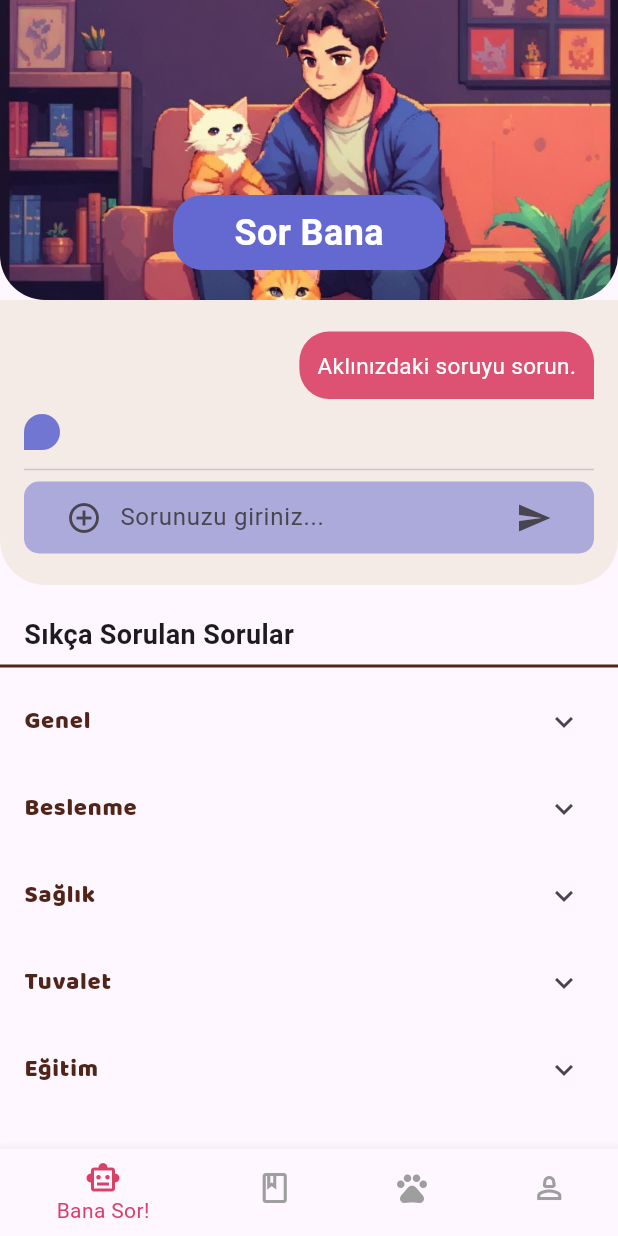
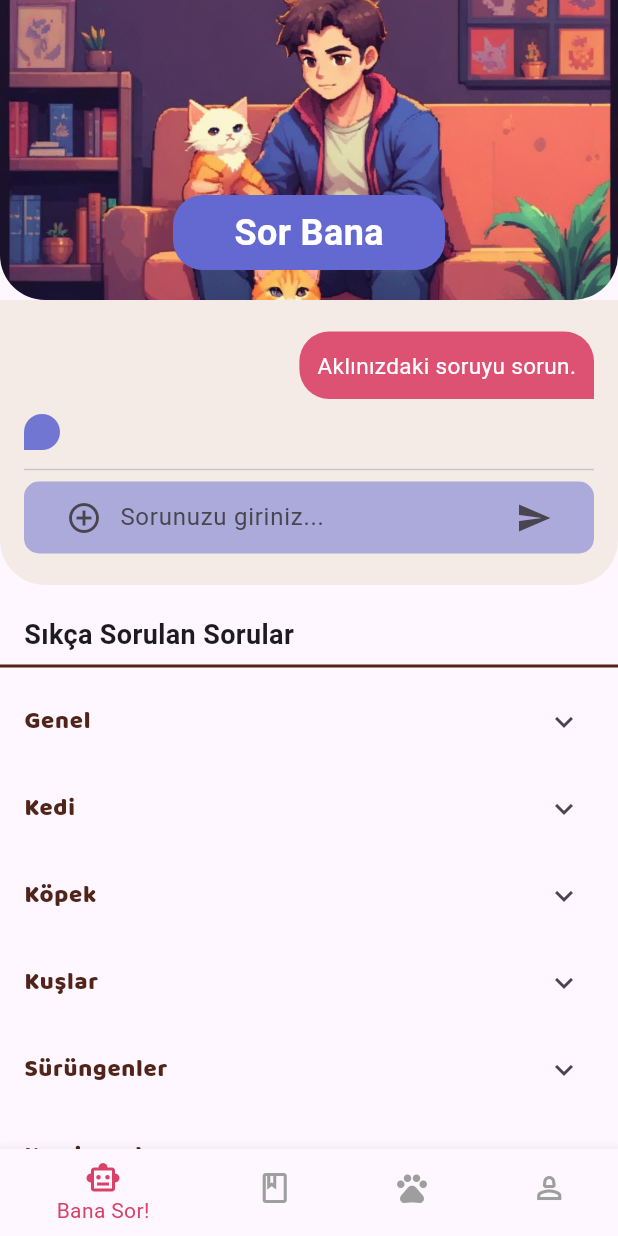
Before and after one commit to Dsoylular/bootcampGoogle, a Flutter app: the screen it shows once a user with an empty profile is signed in, after a tap on "Aklınızdaki soruyu sorun.", after a tap on the "send" icon, on a phone screen of 412 x 824 dp. Run offline on Flutter 3.47's test engine with Material 3 defaults, Android fonts, the phone set to English and light mode, and no system bars; drawn by our look-alikes of flutter_markdown; our stand-ins replace cloud_firestore, firebase_auth, firebase_core, firebase_storage, fl_chart, flutter_dotenv and 3 more; accounts and stored records are empty; network calls fail.

Commit message:
Small changes

```diff
--- a/lib/MainPage.dart
+++ b/lib/MainPage.dart
@@ -204,11 +204,65 @@ class _MainPageState extends State<MainPage> {
   }
   Widget _buildFaqSection() {
     final faqs = {
-      "Genel": ["Can you help me set up a virtual pet sitter and suggest a product that can give treats to my dog while I'm at work?", "Based on my active lifestyle, apartment living, and preference for medium-sized dogs, can you suggest some breeds that might be a good fit for me?"],
-      "Beslenme": ["I have a Labrador Retriever. Can you help me create a balanced diet plan for her?", "What do tarantulas eat?"],
-      "Sağlık": ["My cat has been sneezing a lot lately. What could be the cause, and should I be worried?", "How can I help my rescue dog overcome his fear of thunderstorms?", "Give me step-by-step instructions for handling [pet injury] before I can reach a vet."],
-      "Tuvalet": ["Tuvalet soru 1", "Tuvalet soru 2"],
-      "Eğitim": ["Can you help me create a training plan to teach my dog to come when called?", "My new kitten is shy around strangers. How can I help her become more social?", "Suggest an interactive game that my cat would enjoy playing."]
+      'Genel': [
+        "Hangi aşıları yaptırmalıyım ve aşı takvimi nedir?",
+        "Parazitlerden korunma için hangi ilaçları kullanmalıyım?",
+        "Kısırlaştırma operasyonunun faydaları ve riskleri nelerdir?",
+        "Evcil hayvanımı ne sıklıkla sağlık kontrolüne götürmeliyim?",
+        "Hangi belirtiler acil veteriner müdahalesi gerektirir?",
+        "Evcil hayvanımda alerji belirtileri var, ne yapmalıyım?",
+        "Evcil hayvanımın kilosunu nasıl ideal seviyede tutabilirim?",
+        "Evcil hayvanım için yeterli egzersiz nasıl sağlanır?"
+      ],
+      'Kedi': [
+        "Kedimin sağlıklı bir diyet için nelere ihtiyacı var?",
+        "Kedim neden tüylerini yutuyor ve kusuyor?",
+        "Kedimin tırnak bakımı nasıl yapılmalıdır?",
+        "Kedimin tuvalet eğitimi nasıl sağlanır?",
+        "Kedim neden mobilyaları tırmalıyor ve nasıl önleyebilirim?"
+      ],
+      'Köpek': [
+        "Köpeğim için en uygun beslenme planı nedir?",
+        "Köpeğimin diş sağlığını nasıl koruyabilirim?",
+        "Köpeğimin sosyalleşmesi için neler yapmalıyım?",
+        "Köpeğimi yürüyüşe ne sıklıkla çıkarmalıyım?",
+        "Köpeğim neden havlıyor ve nasıl önleyebilirim?"
+      ],
+      'Kuşlar': [
+        "Kuşum için en uygun beslenme programı nedir?",
+        "Kuşumun kafesi nasıl olmalı? Hangi malzemeleri kullanmalıyım?",
+        "Kuşum neden tüylerini yoluyor veya agresif davranıyor?",
+        "Kuşumun veteriner kontrolü ne sıklıkla yapılmalı?",
+        "Kuşumun hangi aşıları olması gerekiyor?"
+      ],
+      'Sürüngenler': [
+        "Sürüngenim için en uygun diyet nedir? Canlı yem mi vermeliyim?",
+        "Terraryum nasıl olmalı? Hangi sıcaklık ve nem seviyeleri idealdir?",
+        "Sürüngenimin hareket ve davranışları normal mi?",
+        "Yaygın sürüngen hastalıkları nelerdir ve nasıl tedavi edilir?",
+        "Sürüngenimin üreme sürecini nasıl yönetmeliyim?"
+      ],
+      'Kemirgenler': [
+        "Kemirgenim için en uygun beslenme planı nedir?",
+        "Kemirgenimin kafesi nasıl olmalı? Hangi malzemeleri kullanmalıyım?",
+        "Kemirgenimin kemirme ve tünel kazma davranışlarını nasıl yönlendirebilirim?",
+        "Kemirgenimin veteriner kontrolü ne sıklıkla yapılmalı?",
+        "Kemirgenimin sosyal ihtiyaçları nelerdir?"
+      ],
+      'Balıklar': [
+        "Akvaryumumun su kalitesini nasıl koruyabilirim?",
+        "Balıklarım için en uygun yemler nelerdir?",
+        "Balık hastalıkları nasıl tedavi edilir?",
+        "Akvaryum dekorasyonu ve bitki seçimi nasıl olmalı?",
+        "Akvaryuma yeni balık eklerken nelere dikkat etmeliyim?"
+      ],
+      'Egzotik Hayvanlar': [
+        "Egzotik hayvanım için en uygun beslenme programı nedir?",
+        "Egzotik hayvanımın yaşam alanını nasıl düzenlemeliyim?",
+        "Egzotik hayvanımın agresif veya çekingen davranışlarını nasıl düzeltebilirim?",
+        "Egzotik hayvanımın veteriner kontrolü ne sıklıkla yapılmalı?",
+        "Egzotik hayvanımın özel bakım ihtiyaçları nelerdir?"
+      ],
     };
 
     return Column(
@@ -235,6 +289,7 @@ class _MainPageState extends State<MainPage> {
       }).toList(),
     );
   }
+
   Widget _messagingInterface() {
     return Container(
       decoration: BoxDecoration(
--- a/lib/blogFiles/blogProfile.dart
+++ b/lib/blogFiles/blogProfile.dart
@@ -143,7 +143,7 @@ class _BlogProfileState extends State<BlogProfile> {
                           ClipOval(
                             child: FadeInImage.assetNetwork(
                               placeholder: 'assets/images/kediIcon.png',
-                              image: widget.user['pictureURL'],
+                              image: widget.user['pictureURL'] ?? 'assets/images/kediIcon.png',
                               fit: BoxFit.cover,
                               width: 40,
                               height: 40,
@@ -207,7 +207,7 @@ class _BlogProfileState extends State<BlogProfile> {
               physics: const NeverScrollableScrollPhysics(),
               itemCount: comments.length,
               itemBuilder: (context, index) {
-                print("AAAAAAAAAAAA  ${comments[index]}  AAAAAAAAAAAAAAAAAAAAAAA");
+                // print("AAAAAAAAAAAA  ${comments[index]}  AAAAAAAAAAAAAAAAAAAAAAA");
                 String profilePictureUrl = comments[index]['profilePicture'] ?? 'assets/images/default_profile.png';
                 String userName = comments[index]['userName'] ?? 'Anonymous';
 
--- a/lib/helperFiles/infoCards.dart
+++ b/lib/helperFiles/infoCards.dart
@@ -36,8 +36,8 @@ Widget InfoCard(BuildContext context) {
             children: pets.map((petDoc) {
               final pet = petDoc.data() as Map<String, dynamic>;
               final petName = pet['petName'] ?? 'No name';
-              final petSituation = pet['petSituation'] ?? 'Uykulu'; // Example situation
-              final petID = petDoc.id; // Get the document ID of the pet
+              final petSituation = pet['petSituation'] ?? 'Uykulu'; // TODO: Connect with backend
+              final petID = petDoc.id;
 
               return GestureDetector(
                 onTap: () {
--- a/lib/helperFiles/myAppBar.dart
+++ b/lib/helperFiles/myAppBar.dart
@@ -7,6 +7,9 @@ import 'appColors.dart';
 PreferredSizeWidget appBar(BuildContext context){
   return AppBar(
     backgroundColor: pink,
+    iconTheme: const IconThemeData(
+      color: Colors.white,
+    ),
     title: Row(
       children: [
         const SizedBox(width: 20),
```
Also changed, not shown: lib/myPetFiles/newPet.dart (+5 -5 lines), lib/myPetFiles/petPage.dart (+4 -4 lines).
